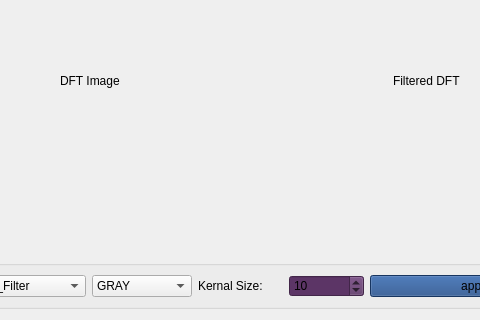
Qt form src/ui/filtering_studio.ui (Ahmed-Gamiel/image-fliters) before a commit; both pictures show x 87 to 567 and y 110 to 430 of the 691 by 430 pixel window.
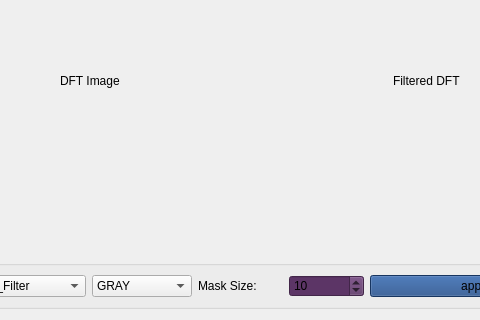
The same form after that commit.

What changed in the file:
```diff
--- a/src/ui/filtering_studio.ui
+++ b/src/ui/filtering_studio.ui
@@ -204,7 +204,7 @@
            </size>
           </property>
           <property name="text">
-           <string>Kernal Size:</string>
+           <string>Mask Size:</string>
           </property>
          </widget>
         </item>
```
